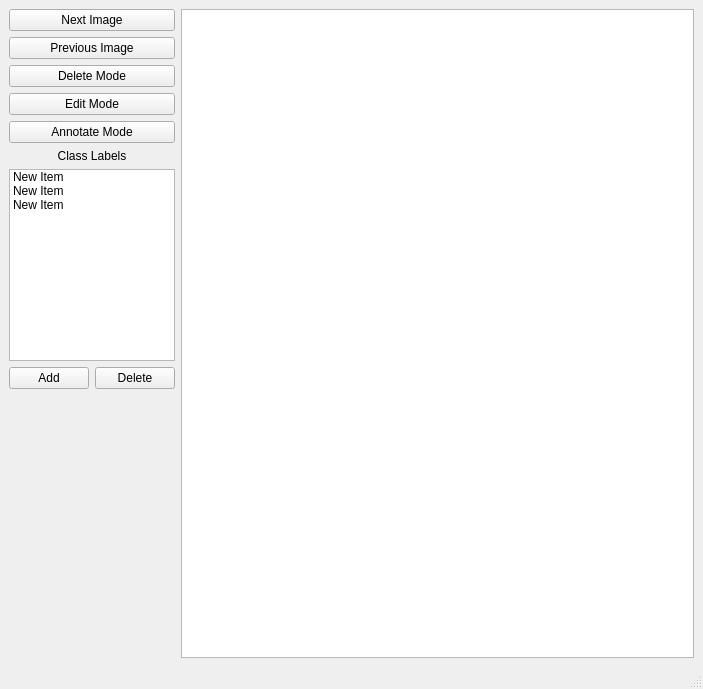
The window that UIDesignerFiles/mainWindow.ui (jeremiahgivens/OpenImageAnnotater) describes before a commit, drawn with Qt 5.
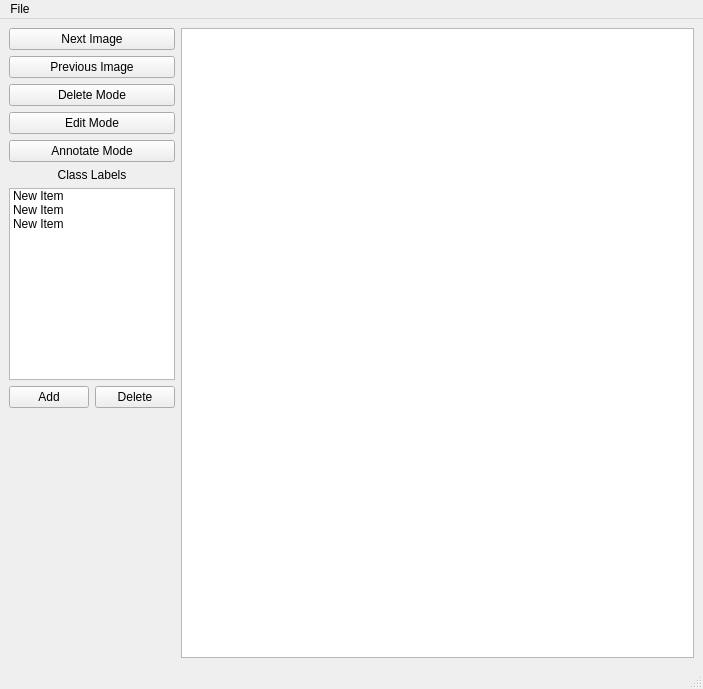
The same window after the commit.

Commit message: Added menu bar for main window. Moved some methods to settings class.

```diff
--- a/UIDesignerFiles/mainWindow.ui
+++ b/UIDesignerFiles/mainWindow.ui
@@ -157,6 +157,18 @@
      <height>22</height>
     </rect>
    </property>
+   <property name="nativeMenuBar">
+    <bool>false</bool>
+   </property>
+   <widget class="QMenu" name="menuFile">
+    <property name="title">
+     <string>File</string>
+    </property>
+    <addaction name="actionLoad_Existing"/>
+    <addaction name="actionNew"/>
+    <addaction name="actionSettings"/>
+   </widget>
+   <addaction name="menuFile"/>
   </widget>
   <widget class="QStatusBar" name="statusbar"/>
  </widget>
```
Left out of the diff: 15 changed lines with no effect on the pictures. The commit also changes 7 other files.
